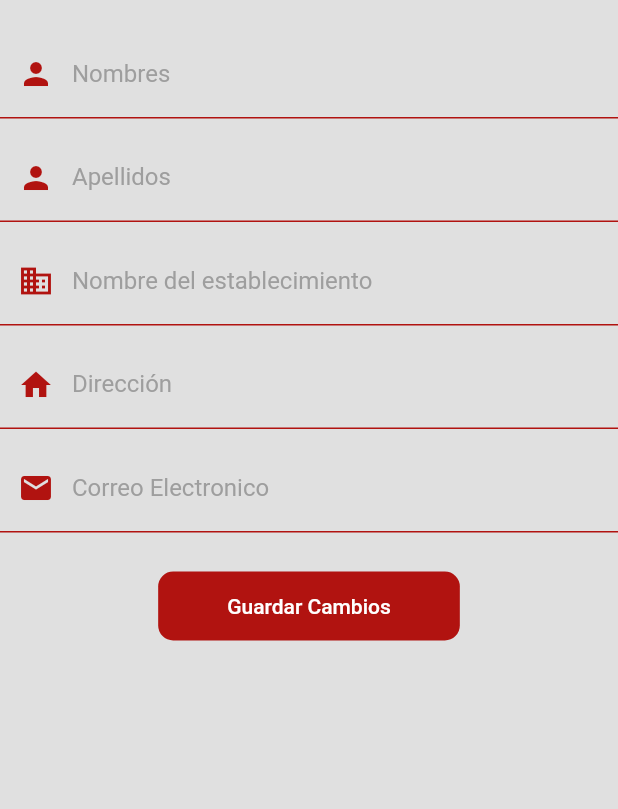
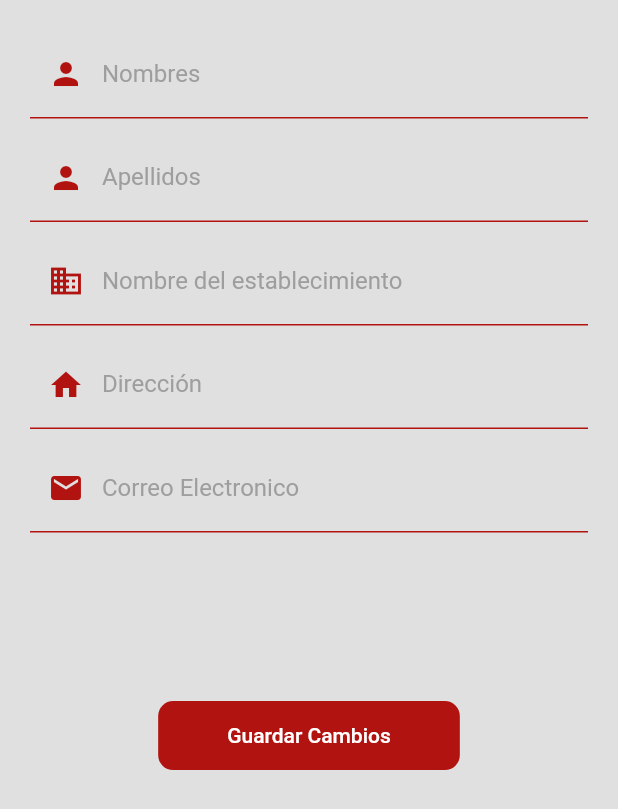
Before and after one commit to Ivanrenes/panic_button, a Flutter app: the _EditUserForm widget shown alone on an empty page, opened directly, on a phone screen of 412 x 824 dp. Shown: the top 809 px of the screen. Run offline on Flutter 3.47's test engine with Material 2 defaults, Android fonts, the phone set to English and light mode, and no system bars; our stand-ins replace awesome_notifications, bloc, cloud_firestore, cool_alert, equatable, firebase_auth and 13 more; accounts and stored records are empty; network calls fail.

Commit message:
fix: remove markers on map and edit profile

```diff
--- a/lib/blocs/map/map_bloc.dart
+++ b/lib/blocs/map/map_bloc.dart
@@ -84,6 +84,8 @@ class MapBloc extends Bloc<MapEvent, MapState> {
 
   void _onNotificationNewNotification(
       UpdateNotificationMarkerEvent event, Emitter<MapState> emit) {
+    myMarkersParsed = <Marker>{};
+    if (event.notifications.docs.isNotEmpty) {
       event.notifications.docs.forEach((notification) {
         myMarkersParsed!.add(Marker(
             markerId: MarkerId(notification.id),
@@ -94,6 +96,7 @@ class MapBloc extends Bloc<MapEvent, MapState> {
               title: "Panic Position",
             )));
       });
+    }
 
     emit(state.copyWith(markers: myMarkersParsed));
   }
--- a/lib/screens/home_screen.dart
+++ b/lib/screens/home_screen.dart
@@ -64,12 +64,13 @@ class _HomeScreenState extends State<HomeScreen> {
               builder: (context, locationState) {
                 return BlocBuilder<MapBloc, MapState>(
                   builder: (context, mapState) {
-                    print(' ALL MARKERS :${mapState.markers}');
                     return Stack(children: [
                       state.isAllGranted
                           ? MapView(
                               markers: mapState.markers,
-                              initialLocation: locationState.lastKnownLocation!,
+                              initialLocation:
+                                  locationState.lastKnownLocation ??
+                                      LatLng(0, 0),
                             )
                           : Text(TextConstants.await),
                       Positioned(
--- a/lib/screens/users/edit_user_profile_screen.dart
+++ b/lib/screens/users/edit_user_profile_screen.dart
@@ -55,9 +55,9 @@ class _EditUserForm extends StatelessWidget {
 
     return SingleChildScrollView(
       child: Padding(
-        padding: const EdgeInsets.symmetric(vertical: 20),
+        padding: const EdgeInsets.all(20),
         child: SizedBox(
-          height: size.height -370,
+          height: size.height * 0.6,
           width: double.infinity,
           child: CardContainer(
             child: Form(
@@ -138,11 +138,8 @@ class _EditUserForm extends StatelessWidget {
                     validator: isValidEmail,
                     autovalidateMode: AutovalidateMode.onUserInteraction,
                   ),
-                  const SizedBox(
-                    height: 25,
-                  ),
+                  Expanded(child: Container()),
                   MaterialButton(
-
                       shape: RoundedRectangleBorder(
                           borderRadius: BorderRadius.circular(10)),
                       disabledColor: Colors.grey,
@@ -188,8 +185,8 @@ class _EditUserForm extends StatelessWidget {
                                           context: context,
                                           type: CoolAlertType.success,
                                           title: TextConstants.congratulations,
-                                          text:
-                                              TextConstants.profileSuccessfullyModified,
+                                          text: TextConstants
+                                              .profileSuccessfullyModified,
                                           loopAnimation: false)
                                     }
                                   : CoolAlert.show(
```
Also changed, not shown: lib/widgets/drawer_widget.dart (+4 -5 lines). Lines whose indentation alone changed are shown as unchanged.
